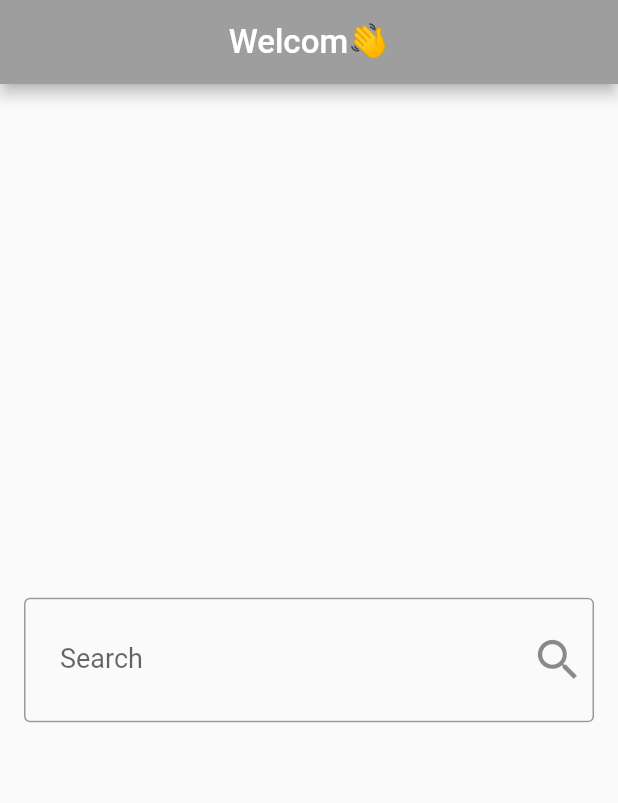
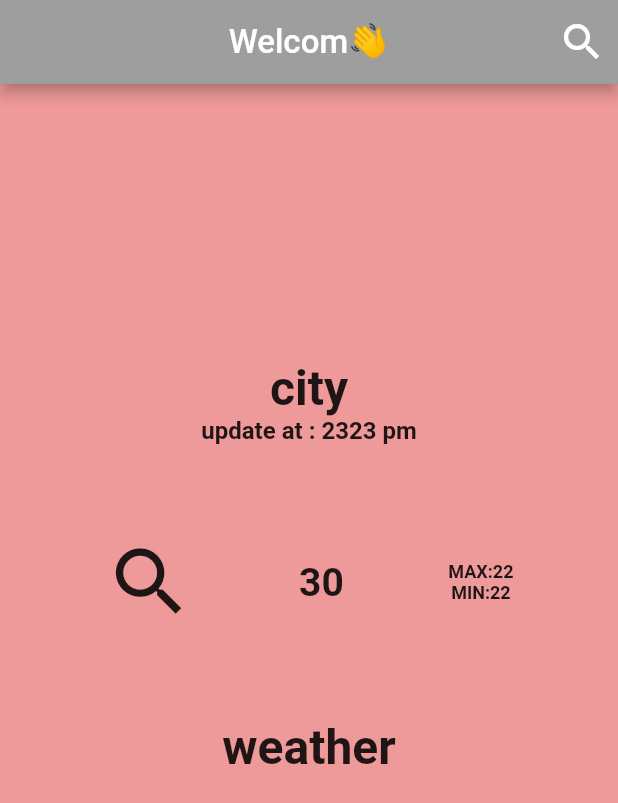
Before and after one commit to khaderhash/weatherapp, a Flutter app: the screen it shows after launch, on a phone screen of 412 x 824 dp. Shown: the top 803 px of the screen. Run offline on Flutter 3.47's test engine with Material 2 defaults, Android fonts, the phone set to English and light mode, and no system bars.

Commit message:
add some thing

```diff
--- a/weather/lib/Screens/HomePage.dart
+++ b/weather/lib/Screens/HomePage.dart
@@ -1,14 +1,36 @@
 import 'package:flutter/material.dart';
+import 'package:weather/Screens/SearchPage.dart';
+import 'package:weather/model/weatherob.dart';
+import 'package:weather/services/geatingserv.dart';
 
 class MyHomePage extends StatelessWidget {
   MyHomePage({super.key});
-String? cityselected;
+  String? cityselect;
+  weathermodel? weatherpr;
   @override
   Widget build(BuildContext context) {
     return MaterialApp(
       debugShowCheckedModeBanner: false,
       home: Scaffold(
           appBar: AppBar(
+            actions: [
+              Padding(
+                padding: const EdgeInsets.all(8.0),
+                child: GestureDetector(
+                  child: Icon(
+                    Icons.search,
+                    size: 32,
+                  ),
+                  onTap: () {
+                    Navigator.push(context, MaterialPageRoute(
+                      builder: (context) {
+                        return searchpage();
+                      },
+                    ));
+                  },
+                ),
+              )
+            ],
             title: Text(
               "Welcom👋",
               style: TextStyle(fontSize: 22),
@@ -16,23 +38,70 @@ String? cityselected;
             centerTitle: true,
             backgroundColor: Colors.grey,
           ),
-        body: Center(child: Padding(
-          padding: const EdgeInsets.symmetric(horizontal: 16),
-          child: TextField(
-            onSubmitted: (value) {
-              value= cityselected!;
-            },
-            decoration:  InputDecoration(
-              contentPadding: EdgeInsets.symmetric(horizontal: 24,vertical: 32),
-              label: Text("Search",style: TextStyle(fontSize: 18)),
-              focusColor: Colors.grey,
-              suffixIcon: Icon(Icons.search,size: 36,),
-              hintText: "select city",
-              border: OutlineInputBorder()
+          body: weatherpr != null
+              ? const Center(
+                  child: Text(
+                    "NOTHING TO WATCH , SEARCH NOW",
+                    style: TextStyle(fontSize: 22),
                   ),
+                )
+              : Container(
+            color: Colors.red[200],
+                  width: double.infinity,
+                  height: double.infinity,
+                  child: const Center(
+                    child: Column(
+                        mainAxisAlignment: MainAxisAlignment.center,
+                        children: [
+                          Spacer(flex: 3),
+                          Text(
+                            "city",
+                            style: TextStyle(
+                                fontSize: 32, fontWeight: FontWeight.bold),
+                          ),
+                          Text(
+                            "update at : 2323 pm",
+                            style: TextStyle(
+                                fontSize: 16, fontWeight: FontWeight.bold),
+                          ),
+                          Spacer(flex: 1),
+                          Row(
+                            mainAxisAlignment: MainAxisAlignment.spaceEvenly,
+                            children: [
+                              Icon(Icons.search, size: 60),
+                              Text(
+                                "30",
+                                style: TextStyle(
+                                    fontSize: 26, fontWeight: FontWeight.bold),
+                              ),
+                              Column(
+                                children: [
+                                  Text(
+                                    "MAX:22",
+                                    style: TextStyle(
+                                        fontSize: 12,
+                                        fontWeight: FontWeight.bold),
+                                  ),
+                                  Text(
+                                    "MIN:22",
+                                    style: TextStyle(
+                                        fontSize: 12,
+                                        fontWeight: FontWeight.bold),
+                                  )
+                                ],
+                              ),
+                            ],
+                          ),
+                          Spacer(flex: 1),
+                          Text(
+                            "weather",
+                            style: TextStyle(
+                                fontSize: 32, fontWeight: FontWeight.bold),
+                          ),
+                          Spacer(flex: 5)
+                        ]),
                   ),
                 )),
-      ),
     );
   }
 }
--- /dev/null
+++ b/weather/lib/model/weatherob.dart
@@ -0,0 +1,27 @@
+class weathermodel {
+  String date;
+  double temp;
+  double maxtemp;
+  double mintemp;
+  String weatherstatename;
+  weathermodel(
+      {required this.date,
+      required this.temp,
+      required this.maxtemp,
+      required this.mintemp,
+      required this.weatherstatename});
+
+  factory weathermodel.json(dynamic data) {
+    var jsondata = data['forecast']['forecastday'][0]['day'];
+    return weathermodel(
+        date: data['location']['localtime'],
+        temp: jsondata['avgtemp_c'],
+        maxtemp: jsondata['maxtemp_c'],
+        mintemp: jsondata['mintemp_c'],
+        weatherstatename: jsondata['condition']['text']);
+  }
+  @override
+  String toString() {
+    return 'temp = $temp , date = $date';
+  }
+}
--- /dev/null
+++ b/weather/lib/services/geatingserv.dart
@@ -0,0 +1,19 @@
+import 'dart:convert';
+
+import 'package:http/http.dart' as http;
+import 'package:weather/model/weatherob.dart';
+
+class services {
+  String baseurl='http://api.weatherapi.com/v1';
+  String keyu='aa2c09634bbe4121b09121015240910';
+  Future<weathermodel> getweather({required String namecity}) async {
+    Uri url = Uri.parse(
+        '$baseurl/forecast.json?key=$keyu&q=$namecity&days=5');
+    http.Response response = await http.get(url);
+    Map<String,dynamic> data =jsonDecode(response.body);
+
+
+    weathermodel weather =weathermodel.json(data);
+    return weather;
+  }
+}
--- a/weather/pubspec.yaml
+++ b/weather/pubspec.yaml
@@ -35,6 +35,7 @@ dependencies:
   # The following adds the Cupertino Icons font to your application.
   # Use with the CupertinoIcons class for iOS style icons.
   cupertino_icons: ^1.0.2
+  http: ^1.1.0
 
 dev_dependencies:
   flutter_test:
```
Also changed, not shown: weather/lib/Screens/SearchPage.dart (added, +46 -0 lines), weather/pubspec.lock. Lines whose indentation alone changed are shown as unchanged.
